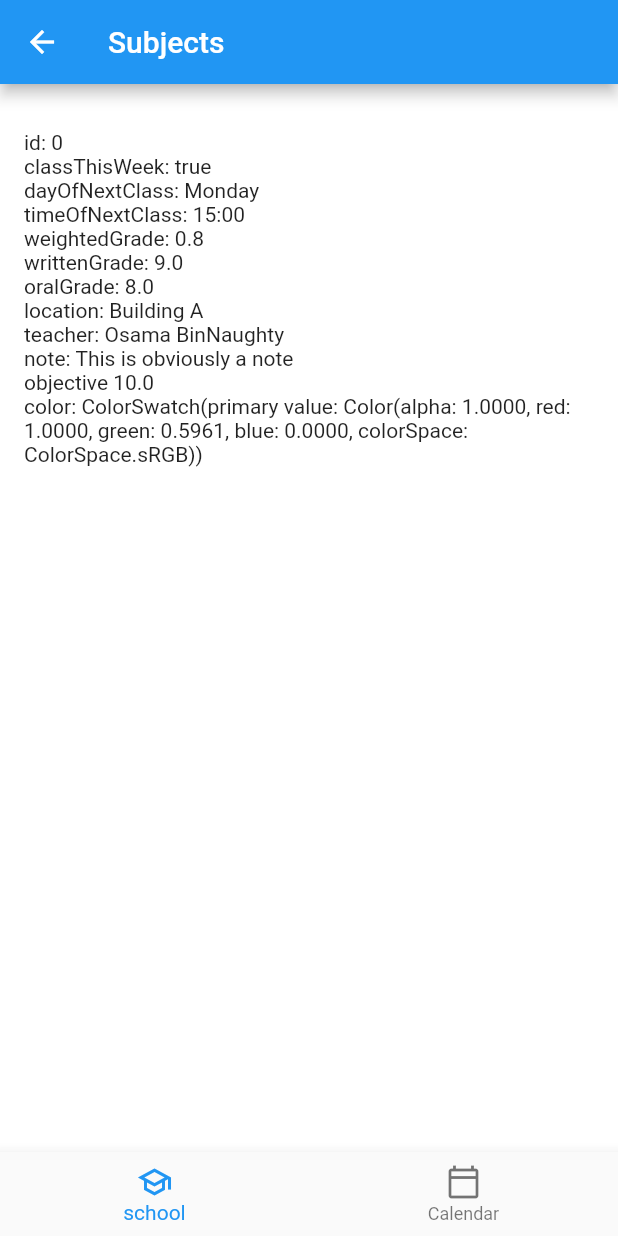
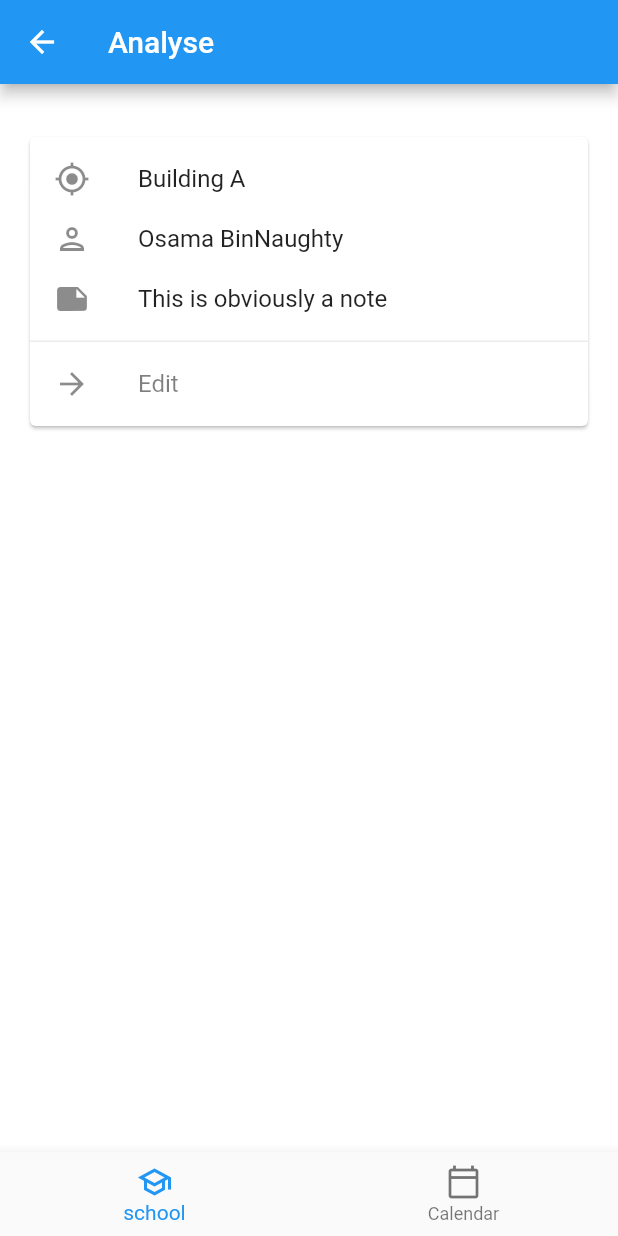
Before and after one commit to OsamaBinNaughty-hub/Hippo2.0, a Flutter app: the screen it shows after launch, after a tap on "Analyse", on a phone screen of 412 x 824 dp. Run offline on Flutter 3.47's test engine with Material 2 defaults, Android fonts, the light colour scheme and no system bars; our stand-ins replace flutter_speed_dial, get_it, percent_indicator, table_calendar; project files that could hold a hidden picture were left out.

Commit message:
InformationCard in SubjectDetails

```diff
--- a/hippo_v2/lib/view/page/subject_details_page.dart
+++ b/hippo_v2/lib/view/page/subject_details_page.dart
@@ -22,7 +22,7 @@ class _SubjectDetailsState extends State<SubjectDetails> {
       builder: (context, controller, child){
         return Scaffold(
           appBar: AppBar(
-            title: Text('Subjects'),
+            title: Text('${widget.subject.name}'),
           ),
           backgroundColor: Colors.white,
           body: AnnotatedRegion<SystemUiOverlayStyle>(
@@ -48,41 +48,35 @@ class _SubjectDetailsState extends State<SubjectDetails> {
                         child: Column(
                           crossAxisAlignment: CrossAxisAlignment.start,
                           children: [
-                            Text(
-                              'id: ${widget.subject.id}'
+                            Card(
+                              clipBehavior: Clip.antiAlias,
+                              child: Container(
+                                width: double.infinity,
+                                child: Column(
+                                  children: [
+                                    Column(
+                                      children: _loadInformationOnCard(),
                                     ),
-                            Text(
-                                'classThisWeek: ${widget.subject.classThisWeek}'
+                                    InkWell(
+                                      onTap: (){},
+                                      child: Container(
+                                        decoration: BoxDecoration(
+                                          border: Border(
+                                            top: BorderSide(
+                                              color: Colors.grey.withOpacity(0.2)
                                             ),
-                            Text(
-                                'dayOfNextClass: ${widget.subject.dayOfNextClass}'
                                           ),
-                            Text(
-                                'timeOfNextClass: ${widget.subject.timeOfNextClass}'
                                         ),
-                            Text(
-                                'weightedGrade: ${widget.subject.weightedGrade}'
+                                        width: double.infinity,
+                                        child: ListTile(
+                                          leading: Icon(Icons.arrow_forward),
+                                          title: Text("Edit", style: TextStyle(color: Colors.black.withOpacity(0.5)),),
                                         ),
-                            Text(
-                                'writtenGrade: ${widget.subject.writtenGrade}'
                                       ),
-                            Text(
-                                'oralGrade: ${widget.subject.oralGrade}'
                                     ),
-                            Text(
-                                'location: ${widget.subject.location}'
+                                  ],
                                 ),
-                            Text(
-                                'teacher: ${widget.subject.teacher}'
                               ),
-                            Text(
-                                'note: ${widget.subject.note}'
-                            ),
-                            Text(
-                                'objective ${widget.subject.objective}'
-                            ),
-                            Text(
-                                'color: ${widget.subject.color}'
                             ),
                           ],
                         ),
@@ -98,4 +92,50 @@ class _SubjectDetailsState extends State<SubjectDetails> {
       },
     );
   }
+
+  List<Widget> _loadInformationOnCard(){
+    List<Widget> information = [];
+    information.add(SizedBox(height: 8.0,));
+    if(widget.subject.location != null){
+      information.add(
+          ListTile(
+            leading: Icon(Icons.my_location_outlined),
+            title: Text('${widget.subject.location}'),
+            visualDensity: VisualDensity(horizontal: 0, vertical: -4),
+          )
+      );
     }
+    if(widget.subject.teacher != null){
+      information.add(
+        ListTile(
+          leading: Icon(Icons.person_outlined),
+          title: Text('${widget.subject.teacher}'),
+          visualDensity: VisualDensity(horizontal: 0, vertical: -4),
+        )
+      );
+    }
+    if(widget.subject.note != null){
+      information.add(
+        ListTile(
+          leading: Icon(Icons.note),
+          title: Text('${widget.subject.note}'),
+          visualDensity: VisualDensity(horizontal: 0, vertical: -4),
+        )
+      );
+    }
+    information.add(SizedBox(height: 8.0,));
+    if(widget.subject.location == null && widget.subject.teacher == null
+        && widget.subject.note == null){
+      return [
+        Padding(
+          padding: const EdgeInsets.all(32.0),
+          child: Center(
+            child: Text("No information", style: TextStyle(color: Colors.black.withOpacity(0.5)),),
+          ),
+        ),
+      ];
+    } else {
+      return information;
+    }
+  }
+}
--- a/hippo_v2/lib/view/page/subjects_page.dart
+++ b/hippo_v2/lib/view/page/subjects_page.dart
@@ -260,7 +260,7 @@ class _SubjectCardState extends State<SubjectCard> {
   }
 
   Widget nextClass(bool? classThisWeek){
-    if(classThisWeek != null){
+    if(classThisWeek == true && classThisWeek != null){
       return Text("${widget.dayOfNextClass} • ${widget.timeOfNextClass}");
     } else {
       return Text("No class this week");
```
Lines whose indentation alone changed are shown as unchanged.
